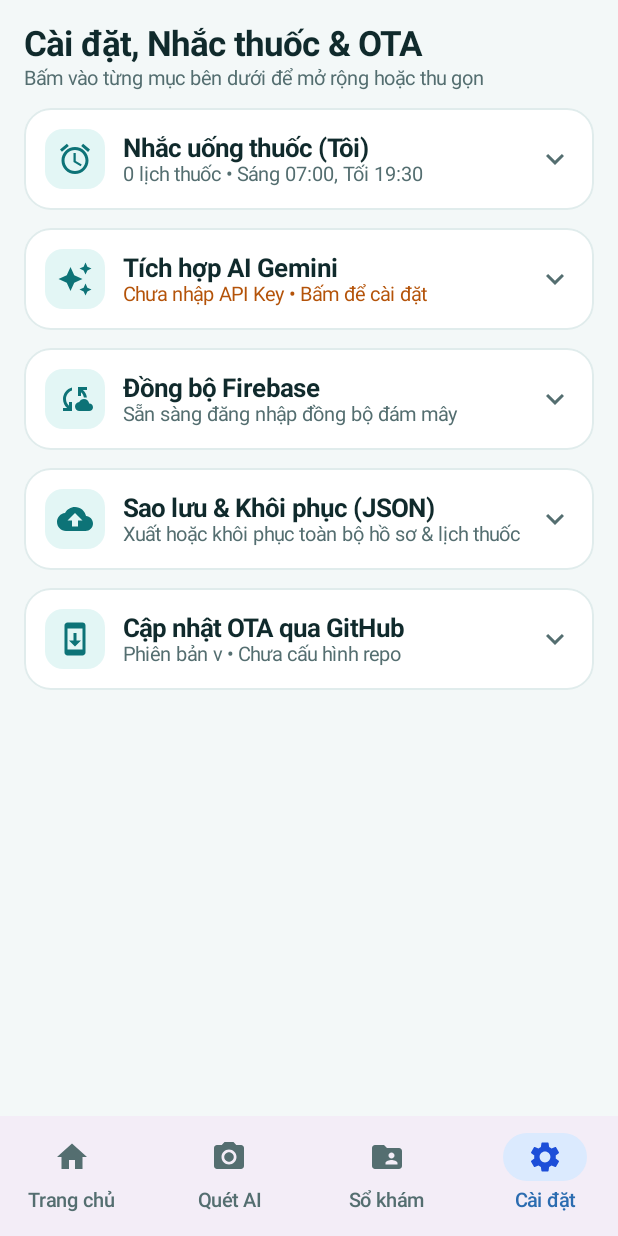
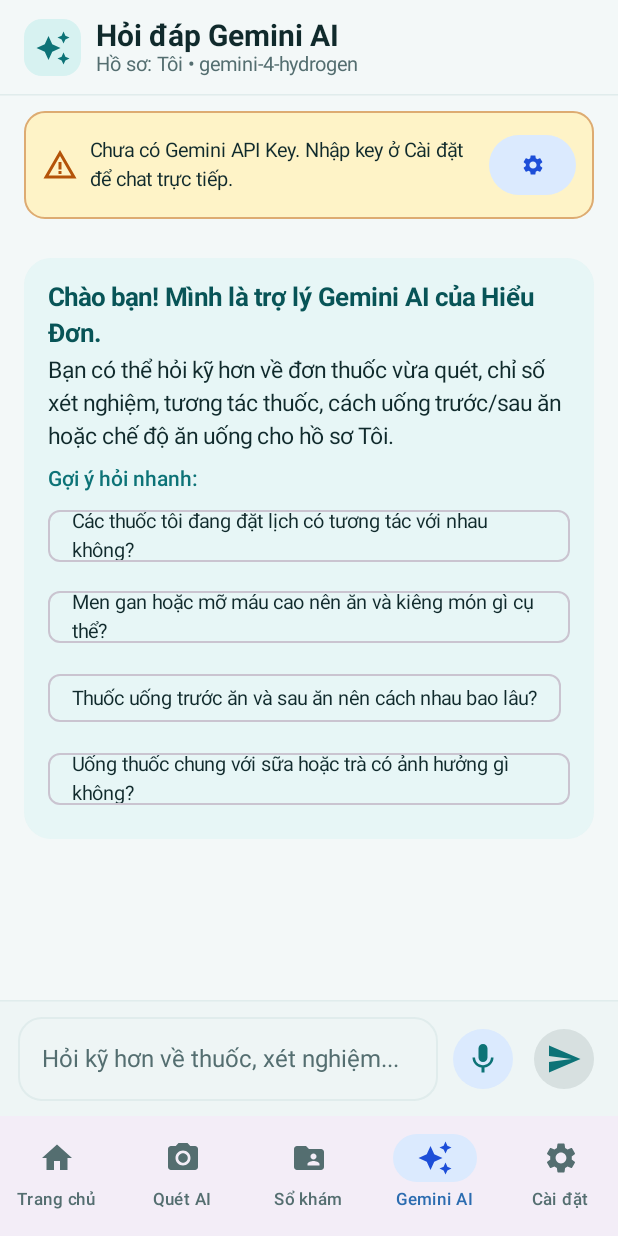
Before and after one commit to mrquynh91-cyber/nhac-thuoc, an Android app built with Jetpack Compose: the screen it shows after launch (MainActivity), item 4 of the bottom bar chosen, on a phone screen of 412 x 824 dp. Run offline under Robolectric (Android 15) with nearby library versions, the phone set to English and light mode, and no system bars; our stand-ins replace Firebase (no records; nobody signed in at launch, a user with empty details on screens opened directly); pictures from the network do not load.

Commit message:
Add dedicated Gemini AI Chat tab next to So Kham with profile/record context and voice mic

```diff
--- a/app/src/main/kotlin/com/medlens/ai/MainActivity.kt
+++ b/app/src/main/kotlin/com/medlens/ai/MainActivity.kt
@@ -10,6 +10,7 @@ import androidx.compose.foundation.layout.Box
 import androidx.compose.foundation.layout.fillMaxSize
 import androidx.compose.foundation.layout.padding
 import androidx.compose.material.icons.Icons
+import androidx.compose.material.icons.filled.AutoAwesome
 import androidx.compose.material.icons.filled.CameraAlt
 import androidx.compose.material.icons.filled.FolderShared
 import androidx.compose.material.icons.filled.Home
@@ -32,6 +33,7 @@ import com.medlens.ai.data.IntakeStatus
 import com.medlens.ai.ui.MainTab
 import com.medlens.ai.ui.MedLensViewModel
 import com.medlens.ai.ui.components.RecordDetailScreen
+import com.medlens.ai.ui.screens.AiChatScreen
 import com.medlens.ai.ui.screens.FamilyRecordsScreen
 import com.medlens.ai.ui.screens.HomeScreen
 import com.medlens.ai.ui.screens.ScanScreen
@@ -62,6 +64,7 @@ fun MedLensApp(vm: MedLensViewModel = viewModel()) {
     val activeReminders by vm.activeProfileReminders.collectAsState()
     val activeTodayDoses by vm.activeProfileTodayDoses.collectAsState()
     val activeTrends by vm.activeProfileTrends.collectAsState()
+    val activeAssistantChat by vm.activeProfileAssistantChat.collectAsState()
     val settings by vm.settings.collectAsState()
     val cloudSyncState by vm.cloudSyncState.collectAsState()
     val otaState by vm.otaState.collectAsState()
@@ -69,6 +72,7 @@ fun MedLensApp(vm: MedLensViewModel = viewModel()) {
     val isAnalyzing by vm.isAnalyzing.collectAsState()
     val analysisError by vm.analysisError.collectAsState()
     val isChatReplying by vm.isChatReplying.collectAsState()
+    val isAssistantReplying by vm.isAssistantReplying.collectAsState()
     val snackbarMsg by vm.snackbarMessage.collectAsState()
 
     val snackbarHostState = remember { SnackbarHostState() }
@@ -113,13 +117,21 @@ fun MedLensApp(vm: MedLensViewModel = viewModel()) {
                         MainTab.HOME -> Icons.Default.Home
                         MainTab.SCAN -> Icons.Default.CameraAlt
                         MainTab.RECORDS -> Icons.Default.FolderShared
+                        MainTab.AI_CHAT -> Icons.Default.AutoAwesome
                         MainTab.SETTINGS -> Icons.Default.Settings
                     }
                     NavigationBarItem(
                         selected = selectedTab == tab,
                         onClick = { vm.selectTab(tab) },
                         icon = { Icon(icon, contentDescription = tab.label) },
-                        label = { Text(tab.label, maxLines = 1) }
+                        label = {
+                            Text(
+                                text = tab.label,
+                                maxLines = 1,
+                                softWrap = false,
+                                style = androidx.compose.material3.MaterialTheme.typography.labelSmall
+                            )
+                        }
                     )
                 }
             }
@@ -171,6 +183,19 @@ fun MedLensApp(vm: MedLensViewModel = viewModel()) {
                     onLoadSampleLabWithTrend = { vm.loadSampleLabWithTrend() }
                 )
 
+                MainTab.AI_CHAT -> AiChatScreen(
+                    activeProfile = activeProfile,
+                    profileRecords = activeRecords,
+                    messages = activeAssistantChat,
+                    geminiModel = settings.geminiModel,
+                    hasGeminiApiKey = settings.geminiApiKey.isNotBlank(),
+                    isReplying = isAssistantReplying,
+                    onSendMessage = { q, recId -> vm.sendDirectAssistantMessage(q, recId) },
+                    onClearChat = { vm.clearDirectAssistantChat() },
+                    onGoToSettings = { vm.selectTab(MainTab.SETTINGS) },
+                    onShowMessage = { vm.showMessage(it) }
+                )
+
                 MainTab.SETTINGS -> SyncAndOtaScreen(
                     activeProfile = activeProfile,
                     reminders = activeReminders,
--- a/app/src/main/kotlin/com/medlens/ai/data/Models.kt
+++ b/app/src/main/kotlin/com/medlens/ai/data/Models.kt
@@ -229,7 +229,8 @@ data class LocalDatabaseSnapshot(
     val profiles: List<FamilyProfile> = emptyList(),
     val records: List<MedicalRecord> = emptyList(),
     val reminders: List<MedicationReminder> = emptyList(),
-    val intakeLogs: List<MedicationIntakeLog> = emptyList()
+    val intakeLogs: List<MedicationIntakeLog> = emptyList(),
+    val assistantChats: Map<String, List<RecordChatMessage>> = emptyMap()
 )
 
 @Serializable
@@ -240,7 +241,8 @@ data class BackupBundle(
     val profiles: List<FamilyProfile> = emptyList(),
     val records: List<MedicalRecord> = emptyList(),
     val reminders: List<MedicationReminder> = emptyList(),
-    val intakeLogs: List<MedicationIntakeLog> = emptyList()
+    val intakeLogs: List<MedicationIntakeLog> = emptyList(),
+    val assistantChats: Map<String, List<RecordChatMessage>> = emptyMap()
 )
 
 data class IndicatorTrendPoint(
--- /dev/null
+++ b/app/src/main/kotlin/com/medlens/ai/ui/screens/AiChatScreen.kt
@@ -0,0 +1,401 @@
+package com.medlens.ai.ui.screens
+
+import android.app.Activity
+import android.content.Intent
+import android.speech.RecognizerIntent
+import androidx.activity.compose.rememberLauncherForActivityResult
+import androidx.activity.result.contract.ActivityResultContracts
+import androidx.compose.foundation.BorderStroke
+import androidx.compose.foundation.background
+import androidx.compose.foundation.layout.Arrangement
+import androidx.compose.foundation.layout.Box
+import androidx.compose.foundation.layout.Column
+import androidx.compose.foundation.layout.ExperimentalLayoutApi
+import androidx.compose.foundation.layout.FlowRow
+import androidx.compose.foundation.layout.PaddingValues
+import androidx.compose.foundation.layout.Row
+import androidx.compose.foundation.layout.Spacer
+import androidx.compose.foundation.layout.fillMaxSize
+import androidx.compose.foundation.layout.fillMaxWidth
+import androidx.compose.foundation.layout.height
+import androidx.compose.foundation.layout.padding
+import androidx.compose.foundation.layout.size
+import androidx.compose.foundation.layout.width
+import androidx.compose.foundation.lazy.LazyColumn
+import androidx.compose.foundation.lazy.LazyRow
+import androidx.compose.foundation.lazy.items
+import androidx.compose.foundation.lazy.rememberLazyListState
+import androidx.compose.foundation.shape.RoundedCornerShape
+import androidx.compose.material.icons.Icons
+import androidx.compose.material.icons.automirrored.filled.Send
+import androidx.compose.material.icons.filled.AutoAwesome
+import androidx.compose.material.icons.filled.DeleteSweep
+import androidx.compose.material.icons.filled.Mic
+import androidx.compose.material.icons.filled.Settings
+import androidx.compose.material.icons.filled.WarningAmber
+import androidx.compose.material3.AssistChip
+import androidx.compose.material3.Card
+import androidx.compose.material3.CardDefaults
+import androidx.compose.material3.CircularProgressIndicator
+import androidx.compose.material3.FilledTonalButton
+import androidx.compose.material3.FilledTonalIconButton
+import androidx.compose.material3.FilterChip
+import androidx.compose.material3.HorizontalDivider
+import androidx.compose.material3.Icon
+import androidx.compose.material3.IconButton
+import androidx.compose.material3.MaterialTheme
+import androidx.compose.material3.OutlinedTextField
+import androidx.compose.material3.Surface
+import androidx.compose.material3.Text
+import androidx.compose.runtime.Composable
+import androidx.compose.runtime.LaunchedEffect
+import androidx.compose.runtime.getValue
+import androidx.compose.runtime.mutableStateOf
+import androidx.compose.runtime.remember
+import androidx.compose.runtime.setValue
+import androidx.compose.ui.Alignment
+import androidx.compose.ui.Modifier
+import androidx.compose.ui.draw.clip
+import androidx.compose.ui.graphics.Color
+import androidx.compose.ui.text.font.FontWeight
+import androidx.compose.ui.text.style.TextOverflow
+import androidx.compose.ui.unit.dp
+import com.medlens.ai.data.FamilyProfile
+import com.medlens.ai.data.MedicalRecord
+import com.medlens.ai.data.RecordChatMessage
+import com.medlens.ai.ui.theme.MutedText
+import com.medlens.ai.ui.theme.TealDark
+import com.medlens.ai.ui.theme.TealLightContainer
+import com.medlens.ai.ui.theme.TealPrimary
+import com.medlens.ai.ui.theme.WarningAmber
+import com.medlens.ai.ui.theme.WarningAmberBg
+
+@OptIn(ExperimentalLayoutApi::class)
+@Composable
+fun AiChatScreen(
+    activeProfile: FamilyProfile,
+    profileRecords: List<MedicalRecord>,
+    messages: List<RecordChatMessage>,
+    geminiModel: String,
+    hasGeminiApiKey: Boolean,
+    isReplying: Boolean,
+    onSendMessage: (question: String, focusedRecordId: String?) -> Unit,
+    onClearChat: () -> Unit,
+    onGoToSettings: () -> Unit,
+    onShowMessage: (String) -> Unit
+) {
+    var inputText by remember { mutableStateOf("") }
+    var focusedRecordId by remember(activeProfile.id) { mutableStateOf<String?>(null) }
+    val listState = rememberLazyListState()
+
+    val voiceLauncher = rememberLauncherForActivityResult(
+        contract = ActivityResultContracts.StartActivityForResult()
+    ) { result ->
+        if (result.resultCode == Activity.RESULT_OK) {
+            val spoken = result.data
+                ?.getStringArrayListExtra(RecognizerIntent.EXTRA_RESULTS)
+                ?.firstOrNull()
+                .orEmpty()
+            if (spoken.isNotBlank()) {
+                onSendMessage(spoken, focusedRecordId)
+            }
+        }
+    }
+
+    LaunchedEffect(messages.size, isReplying) {
+        if (messages.isNotEmpty()) {
+            listState.animateScrollToItem(messages.size)
+        }
+    }
+
+    Column(modifier = Modifier.fillMaxSize()) {
+        // Header bar
+        Surface(
+            color = MaterialTheme.colorScheme.surface,
+            tonalElevation = 1.dp,
+            modifier = Modifier.fillMaxWidth()
+        ) {
+            Column(modifier = Modifier.padding(horizontal = 16.dp, vertical = 12.dp)) {
+                Row(
+                    modifier = Modifier.fillMaxWidth(),
+                    horizontalArrangement = Arrangement.SpaceBetween,
+                    verticalAlignment = Alignment.CenterVertically
+                ) {
+                    Row(verticalAlignment = Alignment.CenterVertically, modifier = Modifier.weight(1f)) {
+                        Box(
+                            modifier = Modifier
+                                .size(38.dp)
+                                .clip(RoundedCornerShape(12.dp))
+                                .background(TealLightContainer),
+                            contentAlignment = Alignment.Center
+                        ) {
+                            Icon(Icons.Default.AutoAwesome, contentDescription = null, tint = TealPrimary)
+                        }
+                        Spacer(Modifier.width(10.dp))
+                        Column {
+                            Text(
+                                text = "Hỏi đáp Gemini AI",
+                                style = MaterialTheme.typography.titleLarge
+                            )
+                            Text(
+                                text = "Hồ sơ: ${activeProfile.name} • $geminiModel",
+                                style = MaterialTheme.typography.bodySmall,
+                                color = MutedText
+                            )
+                        }
+                    }
+                    if (messages.isNotEmpty()) {
+                        IconButton(onClick = onClearChat) {
+                            Icon(
+                                Icons.Default.DeleteSweep,
+                                contentDescription = "Cuộc trò chuyện mới",
+                                tint = MutedText
+                            )
+                        }
+                    }
+                }
+
+                // Context selector: ask generally across profile OR pin a specific scanned record
+                if (profileRecords.isNotEmpty()) {
+                    Spacer(Modifier.height(8.dp))
+                    LazyRow(horizontalArrangement = Arrangement.spacedBy(8.dp)) {
+                        item {
+                            FilterChip(
+                                selected = focusedRecordId == null,
+                                onClick = { focusedRecordId = null },
+                                label = { Text("Toàn bộ hồ sơ ${activeProfile.name}") }
+                            )
+                        }
+                        items(profileRecords.take(5), key = { it.id }) { rec ->
+                            FilterChip(
+                                selected = focusedRecordId == rec.id,
+                                onClick = {
+                                    focusedRecordId = if (focusedRecordId == rec.id) null else rec.id
+                                },
+                                label = {
+                                    Text(
+                                        text = rec.title,
+                                        maxLines = 1,
+                                        overflow = TextOverflow.Ellipsis
+                                    )
+                                }
+                            )
+                        }
+                    }
+                }
+            }
+        }
+
+        HorizontalDivider(color = MaterialTheme.colorScheme.outline)
+
+        if (!hasGeminiApiKey) {
+            Card(
+                modifier = Modifier
+                    .fillMaxWidth()
+                    .padding(horizontal = 16.dp, vertical = 10.dp),
+                shape = RoundedCornerShape(14.dp),
+                colors = CardDefaults.cardColors(containerColor = WarningAmberBg),
+                border = BorderStroke(1.dp, WarningAmber.copy(alpha = 0.45f))
+            ) {
+                Row(
+                    modifier = Modifier.padding(12.dp),
+                    verticalAlignment = Alignment.CenterVertically
+                ) {
+                    Icon(Icons.Default.WarningAmber, contentDescription = null, tint = WarningAmber)
+                    Spacer(Modifier.width(8.dp))
+                    Text(
+                        text = "Chưa có Gemini API Key. Nhập key ở Cài đặt để chat trực tiếp.",
+                        style = MaterialTheme.typography.bodySmall,
+                        modifier = Modifier.weight(1f)
+                    )
+                    Spacer(Modifier.width(6.dp))
+                    FilledTonalButton(
+                        onClick = onGoToSettings,
+                        contentPadding = PaddingValues(horizontal = 10.dp, vertical = 4.dp)
+                    ) {
+                        Icon(Icons.Default.Settings, contentDescription = null, modifier = Modifier.size(16.dp))
+                    }
+                }
+            }
+        }
+
+        // Chat message history
+        LazyColumn(
+            state = listState,
+            modifier = Modifier
+                .weight(1f)
+                .fillMaxWidth(),
+            contentPadding = PaddingValues(16.dp),
+            verticalArrangement = Arrangement.spacedBy(10.dp)
+        ) {
+            if (messages.isEmpty()) {
+                item {
+                    Card(
+                        modifier = Modifier.fillMaxWidth(),
+                        shape = RoundedCornerShape(18.dp),
+                        colors = CardDefaults.cardColors(containerColor = TealLightContainer.copy(alpha = 0.45f))
+                    ) {
+                        Column(modifier = Modifier.padding(16.dp)) {
+                            Text(
+                                text = "Chào bạn! Mình là trợ lý Gemini AI của Hiểu Đơn.",
+                                style = MaterialTheme.typography.titleMedium,
+                                color = TealDark
+                            )
+                            Spacer(Modifier.height(6.dp))
+                            Text(
+                                text = "Bạn có thể hỏi kỹ hơn về đơn thuốc vừa quét, chỉ số xét nghiệm, tương tác thuốc, cách uống trước/sau ăn hoặc chế độ ăn uống cho hồ sơ ${activeProfile.name}.",
+                                style = MaterialTheme.typography.bodyMedium
+                            )
+                            Spacer(Modifier.height(12.dp))
+                            Text(
+                                text = "Gợi ý hỏi nhanh:",
+                                style = MaterialTheme.typography.labelLarge,
+                                color = TealPrimary
+                            )
+                            Spacer(Modifier.height(6.dp))
+                            val starters = listOf(
+                                "Các thuốc tôi đang đặt lịch có tương tác với nhau không?",
+                                "Men gan hoặc mỡ máu cao nên ăn và kiêng món gì cụ thể?",
+                                "Thuốc uống trước ăn và sau ăn nên cách nhau bao lâu?",
+                                "Uống thuốc chung với sữa hoặc trà có ảnh hưởng gì không?"
+                            )
+                            FlowRow(
+                                horizontalArrangement = Arrangement.spacedBy(8.dp),
+                                verticalArrangement = Arrangement.spacedBy(6.dp)
+                            ) {
+                                starters.forEach { q ->
+                                    AssistChip(
+                                        onClick = { onSendMessage(q, focusedRecordId) },
+                                        label = { Text(q, style = MaterialTheme.typography.bodySmall) }
+                                    )
+                                }
+                            }
+                        }
+                    }
+                }
+            } else {
+                items(messages, key = { it.id }) { msg ->
+                    AssistantChatBubble(msg)
+                }
+            }
+
+            if (isReplying) {
+                item {
+                    Row(
+                        verticalAlignment = Alignment.CenterVertically,
+                        modifier = Modifier.padding(vertical = 4.dp)
+                    ) {
+                        CircularProgressIndicator(
+                            modifier = Modifier.size(18.dp),
+                            strokeWidth = 2.dp,
+                            color = TealPrimary
+                        )
+                        Spacer(Modifier.width(10.dp))
+                        Text(
+                            text = "Gemini AI ($geminiModel) đang trả lời...",
+                            style = MaterialTheme.typography.bodySmall,
+                            color = MutedText
+                        )
+                    }
+                }
+            }
+        }
+
+        // Bottom Chat Input Bar + Mic
+        Surface(
+            color = MaterialTheme.colorScheme.surface,
+            tonalElevation = 2.dp,
+            modifier = Modifier.fillMaxWidth()
+        ) {
+            Column {
+                HorizontalDivider(color = MaterialTheme.colorScheme.outline)
+                Row(
+                    modifier = Modifier
+                        .fillMaxWidth()
+                        .padding(horizontal = 12.dp, vertical = 10.dp),
+                    verticalAlignment = Alignment.CenterVertically,
+                    horizontalArrangement = Arrangement.spacedBy(6.dp)
+                ) {
+                    OutlinedTextField(
+                        value = inputText,
+                        onValueChange = { inputText = it },
+                        placeholder = { Text("Hỏi kỹ hơn về thuốc, xét nghiệm...") },
+                        maxLines = 4,
+                        shape = RoundedCornerShape(16.dp),
+                        modifier = Modifier.weight(1f)
+                    )
+                    FilledTonalIconButton(
+                        onClick = {
+                            val intent = Intent(RecognizerIntent.ACTION_RECOGNIZE_SPEECH).apply {
+                                putExtra(
+                                    RecognizerIntent.EXTRA_LANGUAGE_MODEL,
+                                    RecognizerIntent.LANGUAGE_MODEL_FREE_FORM
+                                )
+                                putExtra(RecognizerIntent.EXTRA_LANGUAGE, "vi-VN")
+                                putExtra(RecognizerIntent.EXTRA_PROMPT, "Nói câu hỏi y tế của bạn...")
+                            }
+                            runCatching { voiceLauncher.launch(intent) }.onFailure {
+                                onShowMessage("Thiết bị chưa hỗ trợ nhập giọng nói Google.")
+                            }
+                        },
+                        enabled = !isReplying
+                    ) {
+                        Icon(Icons.Default.Mic, contentDescription = "Nói câu hỏi", tint = TealPrimary)
+                    }
+                    FilledTonalIconButton(
+                        onClick = {
+                            if (inputText.isNotBlank()) {
+                                onSendMessage(inputText, focusedRecordId)
+                                inputText = ""
+                            }
+                        },
+                        enabled = inputText.isNotBlank() && !isReplying
+                    ) {
+                        Icon(Icons.AutoMirrored.Filled.Send, contentDescription = "Gửi", tint = TealPrimary)
+                    }
+                }
+            }
+        }
+    }
+}
+
+@Composable
+private fun AssistantChatBubble(message: RecordChatMessage) {
+    val bg = if (message.isUser) TealPrimary else MaterialTheme.colorScheme.surface
+    val fg = if (message.isUser) Color.White else MaterialTheme.colorScheme.onSurface
+    val border = if (message.isUser) null else BorderStroke(1.dp, MaterialTheme.colorScheme.outline)
+
+    Row(
+        modifier = Modifier.fillMaxWidth(),
+        horizontalArrangement = if (message.isUser) Arrangement.End else Arrangement.Start
+    ) {
+        Surface(
+            color = bg,
+            border = border,
+            shape = RoundedCornerShape(
+                topStart = 16.dp,
+                topEnd = 16.dp,
+                bottomStart = if (message.isUser) 16.dp else 4.dp,
+                bottomEnd = if (message.isUser) 4.dp else 16.dp
+            ),
+            modifier = Modifier.fillMaxWidth(0.90f)
+        ) {
+            Column(modifier = Modifier.padding(12.dp)) {
+                if (!message.isUser) {
+                    Text(
+                        text = "Gemini AI",
+                        style = MaterialTheme.typography.labelSmall,
+                        fontWeight = FontWeight.Bold,
+                        color = TealPrimary
+                    )
+                    Spacer(Modifier.height(3.dp))
+                }
+                Text(
+                    text = message.text,
+                    color = fg,
+                    style = MaterialTheme.typography.bodyMedium
+                )
+            }
+        }
+    }
+}
```
Also changed, not shown: app/src/main/kotlin/com/medlens/ai/data/GeminiRepository.kt (+114 -0 lines), app/src/main/kotlin/com/medlens/ai/data/LocalMedicalStore.kt (+25 -1 lines), app/src/main/kotlin/com/medlens/ai/ui/MedLensViewModel.kt (+58 -0 lines).
